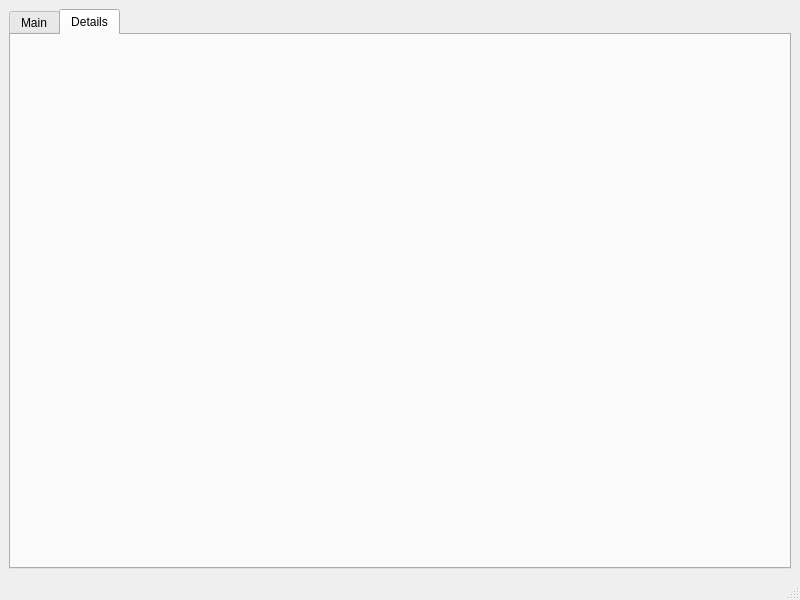
Qt form mainwindow.ui (rasoolZero/Saino) before a commit.
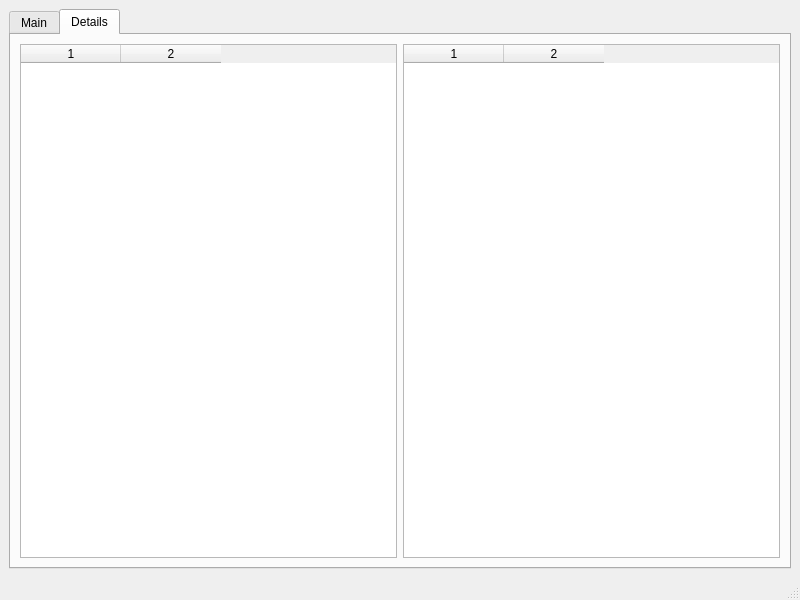
The same form after that commit. The open tabs and pages were chosen to show the change. Custom widgets are drawn as their Qt base class.

Commit message: Detail window has been added

Patch:
```diff
--- a/mainwindow.ui
+++ b/mainwindow.ui
@@ -196,6 +196,66 @@
        <attribute name="title">
         <string>Details</string>
        </attribute>
+       <layout class="QVBoxLayout" name="verticalLayout_2">
+        <item>
+         <layout class="QHBoxLayout" name="horizontalLayout_4">
+          <item>
+           <widget class="QTableWidget" name="tblError">
+            <property name="frameShadow">
+             <enum>QFrame::Plain</enum>
+            </property>
+            <property name="lineWidth">
+             <number>0</number>
+            </property>
+            <property name="editTriggers">
+             <set>QAbstractItemView::NoEditTriggers</set>
+            </property>
+            <property name="alternatingRowColors">
+             <bool>true</bool>
+            </property>
+            <property name="columnCount">
+             <number>2</number>
+            </property>
+            <attribute name="horizontalHeaderVisible">
+             <bool>true</bool>
+            </attribute>
+            <attribute name="horizontalHeaderCascadingSectionResizes">
+             <bool>true</bool>
+            </attribute>
+            <column/>
+            <column/>
+           </widget>
+          </item>
+          <item>
+           <widget class="QTableWidget" name="tblValue">
+            <property name="frameShadow">
+             <enum>QFrame::Plain</enum>
+            </property>
+            <property name="lineWidth">
+             <number>0</number>
+            </property>
+            <property name="editTriggers">
+             <set>QAbstractItemView::NoEditTriggers</set>
+            </property>
+            <property name="alternatingRowColors">
+             <bool>true</bool>
+            </property>
+            <property name="columnCount">
+             <number>2</number>
+            </property>
+            <attribute name="horizontalHeaderVisible">
+             <bool>true</bool>
+            </attribute>
+            <attribute name="horizontalHeaderCascadingSectionResizes">
+             <bool>true</bool>
+            </attribute>
+            <column/>
+            <column/>
+           </widget>
+          </item>
+         </layout>
+        </item>
+       </layout>
       </widget>
      </widget>
     </item>
```
The commit also changes 4 other files.
